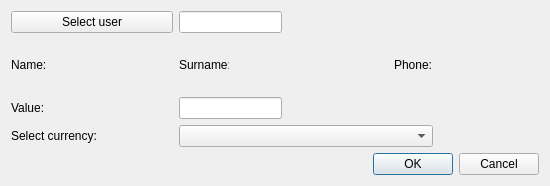
Old version of the form OrmasAdmin/OrmasAdmin/CreateBlcDlg.ui in the repository Dalerjon/TheOrmasProejct.
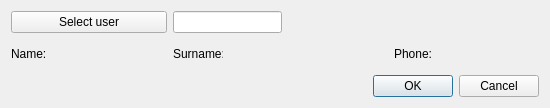
New version of the form.

```diff
--- a/OrmasAdmin/OrmasAdmin/CreateBlcDlg.ui
+++ b/OrmasAdmin/OrmasAdmin/CreateBlcDlg.ui
@@ -7,7 +7,7 @@
     <x>0</x>
     <y>0</y>
     <width>550</width>
-    <height>186</height>
+    <height>108</height>
    </rect>
   </property>
   <property name="windowTitle">
@@ -32,7 +32,46 @@
    <property name="bottomMargin">
     <number>11</number>
    </property>
-   <item row="1" column="3">
+   <item row="1" column="4">
+    <widget class="QLabel" name="phoneLb">
+     <property name="text">
+      <string>Phone:</string>
+     </property>
+    </widget>
+   </item>
+   <item row="0" column="2">
+    <widget class="QLineEdit" name="userEdit">
+     <property name="toolTip">
+      <string>Must not be empty</string>
+     </property>
+     <property name="readOnly">
+      <bool>true</bool>
+     </property>
+    </widget>
+   </item>
+   <item row="1" column="5">
+    <widget class="QLabel" name="phonePh">
+     <property name="minimumSize">
+      <size>
+       <width>100</width>
+       <height>0</height>
+      </size>
+     </property>
+     <property name="font">
+      <font>
+       <family>Times New Roman</family>
+       <pointsize>12</pointsize>
+       <weight>75</weight>
+       <italic>true</italic>
+       <bold>true</bold>
+      </font>
+     </property>
+     <property name="text">
+      <string/>
+     </property>
+    </widget>
+   </item>
+   <item row="1" column="2">
     <widget class="QLabel" name="surnameLb">
      <property name="minimumSize">
       <size>
@@ -51,21 +90,7 @@
      </property>
     </widget>
    </item>
-   <item row="2" column="3">
-    <widget class="QLineEdit" name="valueEdit">
-     <property name="toolTip">
-      <string>&lt;html&gt;&lt;head/&gt;&lt;body&gt;&lt;p&gt;For example: 1000 (depends on currency, for that case 1000 USD)&lt;/p&gt;&lt;/body&gt;&lt;/html&gt;</string>
-     </property>
-    </widget>
-   </item>
-   <item row="2" column="0">
-    <widget class="QLabel" name="valieLb">
-     <property name="text">
-      <string>Value:</string>
-     </property>
-    </widget>
-   </item>
-   <item row="4" column="0" colspan="7">
+   <item row="2" column="0" colspan="6">
     <layout class="QHBoxLayout" name="horizontalLayout">
      <item>
       <spacer name="horizontalSpacer">
@@ -115,7 +140,7 @@
      </property>
     </widget>
    </item>
-   <item row="1" column="4">
+   <item row="1" column="3">
     <widget class="QLabel" name="surnamePh">
      <property name="minimumSize">
       <size>
@@ -137,46 +162,7 @@
      </property>
     </widget>
    </item>
-   <item row="1" column="5">
-    <widget class="QLabel" name="phoneLb">
-     <property name="text">
-      <string>Phone:</string>
-     </property>
-    </widget>
-   </item>
-   <item row="1" column="6">
-    <widget class="QLabel" name="phonePh">
-     <property name="minimumSize">
-      <size>
-       <width>100</width>
-       <height>0</height>
-      </size>
-     </property>
-     <property name="font">
-      <font>
-       <family>Times New Roman</family>
-       <pointsize>12</pointsize>
-       <weight>75</weight>
-       <italic>true</italic>
-       <bold>true</bold>
-      </font>
-     </property>
-     <property name="text">
-      <string/>
-     </property>
-    </widget>
-   </item>
-   <item row="0" column="3">
-    <widget class="QLineEdit" name="userEdit">
-     <property name="toolTip">
-      <string>Must not be empty</string>
-     </property>
-     <property name="readOnly">
-      <bool>true</bool>
-     </property>
-    </widget>
-   </item>
-   <item row="1" column="2">
+   <item row="1" column="1">
     <widget class="QLabel" name="namePh">
      <property name="minimumSize">
       <size>
@@ -198,7 +184,7 @@
      </property>
     </widget>
    </item>
-   <item row="0" column="0" colspan="3">
+   <item row="0" column="0" colspan="2">
     <widget class="QPushButton" name="userBtn">
      <property name="minimumSize">
       <size>
@@ -211,16 +197,6 @@
      </property>
     </widget>
    </item>
-   <item row="3" column="0" colspan="3">
-    <widget class="QLabel" name="currencyLb">
-     <property name="text">
-      <string>Select currency:</string>
-     </property>
-    </widget>
-   </item>
-   <item row="3" column="3" colspan="3">
-    <widget class="QComboBox" name="currencyCmb"/>
-   </item>
   </layout>
  </widget>
  <tabstops>
```
Left out of the diff: 2 changed lines with no effect on the pictures.
